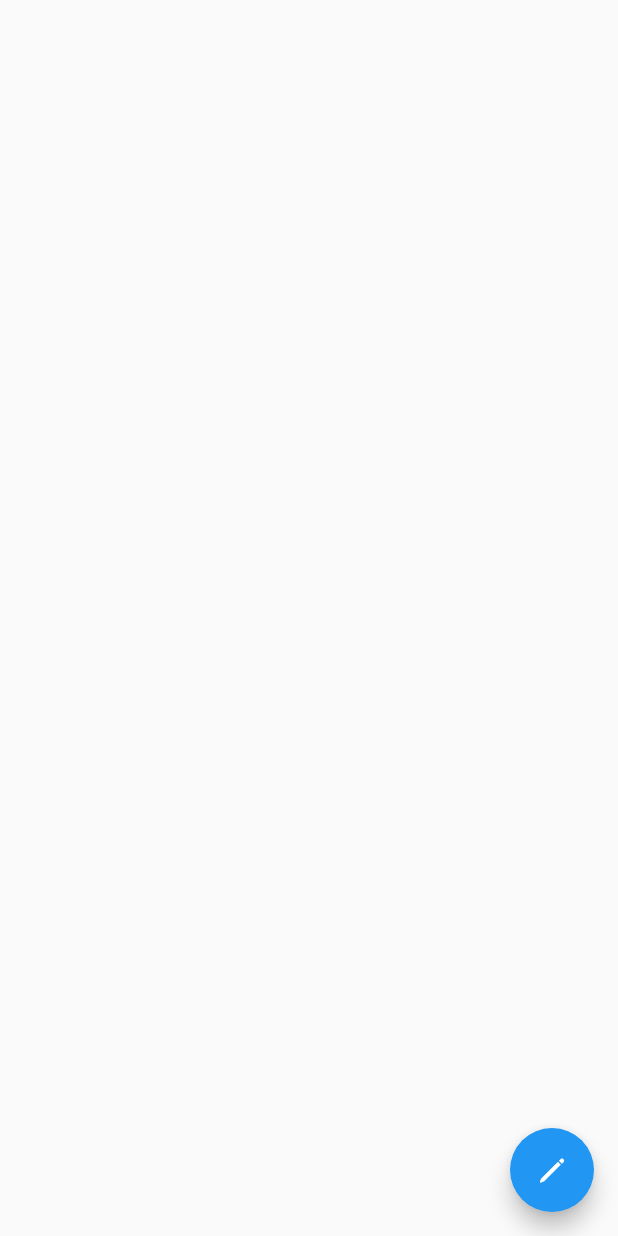
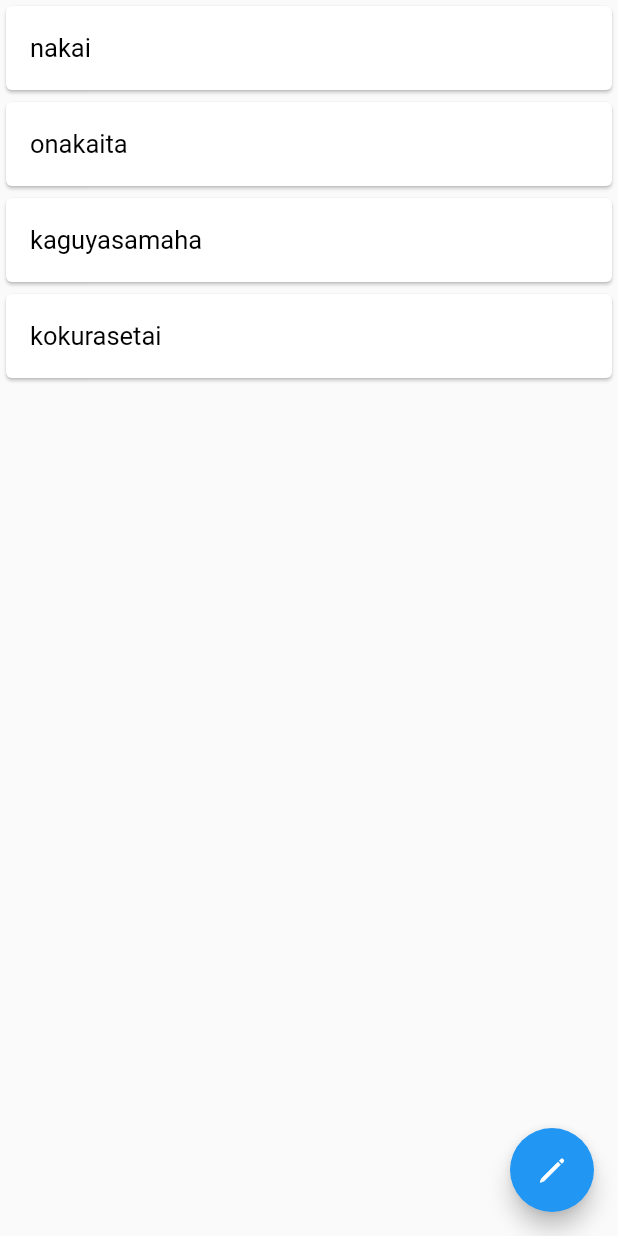
Before and after one commit to RyoichiNakai/ToDoList_Flutter, a Flutter app: the MyToDoListScreen screen opened directly, on a phone screen of 412 x 824 dp. Run offline on Flutter 3.47's test engine with Material 2 defaults, Android fonts, the phone set to English and light mode, and no system bars.

Commit message:
new commit

```diff
--- a/lib/main.dart
+++ b/lib/main.dart
@@ -28,6 +28,7 @@ class MyApp extends StatelessWidget {
     primarySwatch: Colors.blue,
     buttonColor: Colors.white,
     backgroundColor: Colors.blue,
+    textSelectionColor: Colors.black,
   );
 
 
--- a/lib/pages/todolist_screen.dart
+++ b/lib/pages/todolist_screen.dart
@@ -11,25 +11,35 @@ class MyToDoListScreen extends StatefulWidget {
 }
 
 class _MyToDoListScreenState extends State<MyToDoListScreen> {
+
   @override
   Widget build(BuildContext context) {
+    //toDO:mapにして値を保存する SQLite使う？？
+    var stringList = ["nakai", "onakaita", "kaguyasamaha", "kokurasetai"];
     return SafeArea(
       child: Scaffold(
           resizeToAvoidBottomInset: true,
           floatingActionButton: MyFloatingButton.buildFloatingButton(context),
           body: ListView.builder(
-              itemBuilder: (BuildContext context, int index){
-                return _buildListView();
-              }
-          )
-      )
+                  itemCount: stringList.length,
+                  itemBuilder: (BuildContext context, int index){
+                    return _buildListItem(context, stringList[index]);
+                }
+          ),
+      ),
+    );
+  }
+
+  Widget _buildListItem(BuildContext context, String title) {
+    return Card(
+
+      child: ListTile(
+        title: Text(title, style: TextStyle(color: Theme.of(context).textSelectionColor),
+        ),
+        onTap: null,
+      ),
+      //todo:implement todolist
 
     );
   }
-
-  Widget _buildListView() {
-    return ListTile(
-      //todo:implement todolist
-    );
-  }
 }
--- a/lib/widgets/top_appbar.dart
+++ b/lib/widgets/top_appbar.dart
@@ -32,7 +32,7 @@ class MyAppBar {
             children: <Widget>[
               _buildAppBarLeading(context),
               Expanded(
-                child: Container()
+                child: Center(child: Text('TODOリスト', style: TextStyle(color: Colors.white)) )
               ),
               _buildAppBarTrailing(context)
             ],
```
